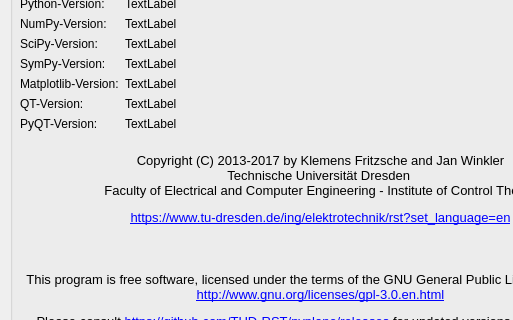
Above: pyplane/gui/Ui_PyPlane_about.ui from TUD-RST/pyplane before the change; both pictures show x 0 to 513 and y 101 to 421 of the 640 by 510 pixel window. Below: the same form after it.
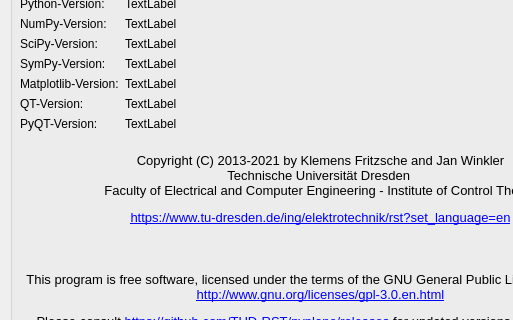
That is the form after the change. Icons and pictures are not drawn.

Patch:
```diff
--- a/pyplane/gui/Ui_PyPlane_about.ui
+++ b/pyplane/gui/Ui_PyPlane_about.ui
@@ -280,7 +280,7 @@
 &lt;html&gt;&lt;head&gt;&lt;meta name=&quot;qrichtext&quot; content=&quot;1&quot; /&gt;&lt;style type=&quot;text/css&quot;&gt;
 p, li { white-space: pre-wrap; }
 &lt;/style&gt;&lt;/head&gt;&lt;body style=&quot; font-family:'MS Shell Dlg 2'; font-size:8pt; font-weight:400; font-style:normal;&quot;&gt;
-&lt;p align=&quot;center&quot; style=&quot; margin-top:12px; margin-bottom:0px; margin-left:0px; margin-right:0px; -qt-block-indent:0; text-indent:0px;&quot;&gt;&lt;span style=&quot; font-family:'Noto Sans'; font-size:10pt;&quot;&gt;Copyright (C) 2013-2017 by Klemens Fritzsche and Jan Winkler&lt;/span&gt;&lt;/p&gt;
+&lt;p align=&quot;center&quot; style=&quot; margin-top:12px; margin-bottom:0px; margin-left:0px; margin-right:0px; -qt-block-indent:0; text-indent:0px;&quot;&gt;&lt;span style=&quot; font-family:'Noto Sans'; font-size:10pt;&quot;&gt;Copyright (C) 2013-2021 by Klemens Fritzsche and Jan Winkler&lt;/span&gt;&lt;/p&gt;
 &lt;p align=&quot;center&quot; style=&quot; margin-top:0px; margin-bottom:0px; margin-left:0px; margin-right:0px; -qt-block-indent:0; text-indent:0px;&quot;&gt;&lt;span style=&quot; font-family:'Noto Sans'; font-size:10pt;&quot;&gt;Technische Universität Dresden &lt;/span&gt;&lt;/p&gt;
 &lt;p align=&quot;center&quot; style=&quot; margin-top:0px; margin-bottom:0px; margin-left:0px; margin-right:0px; -qt-block-indent:0; text-indent:0px;&quot;&gt;&lt;span style=&quot; font-family:'Noto Sans'; font-size:10pt;&quot;&gt;Faculty of Electrical and Computer Engineering - Institute of Control Theory&lt;/span&gt;&lt;/p&gt;
 &lt;p align=&quot;center&quot; style=&quot; margin-top:12px; margin-bottom:12px; margin-left:0px; margin-right:0px; -qt-block-indent:0; text-indent:0px;&quot;&gt;&lt;a href=&quot;https://www.tu-dresden.de/ing/elektrotechnik/rst?set_language=en&quot;&gt;&lt;span style=&quot; font-size:10pt; text-decoration: underline; color:#0000ff;&quot;&gt;https://www.tu-dresden.de/ing/elektrotechnik/rst?set_language=en&lt;/span&gt;&lt;/a&gt;&lt;/p&gt;&lt;/body&gt;&lt;/html&gt;</string>
```
Left out of the diff: 3 changed lines with no effect on the pictures.
